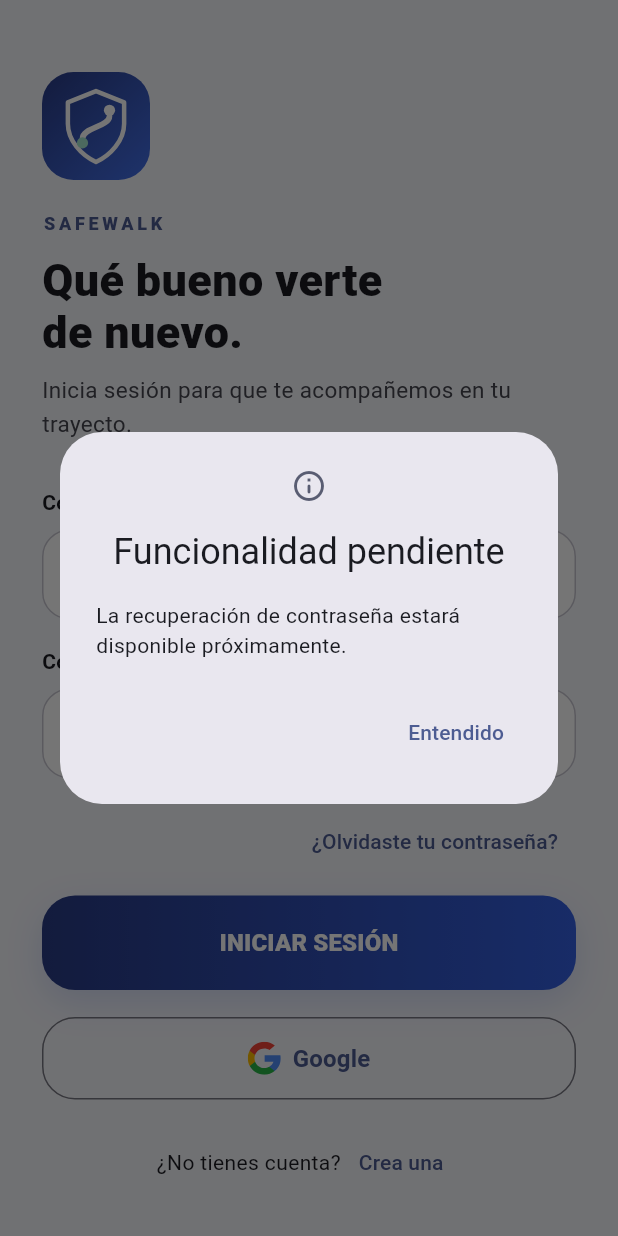
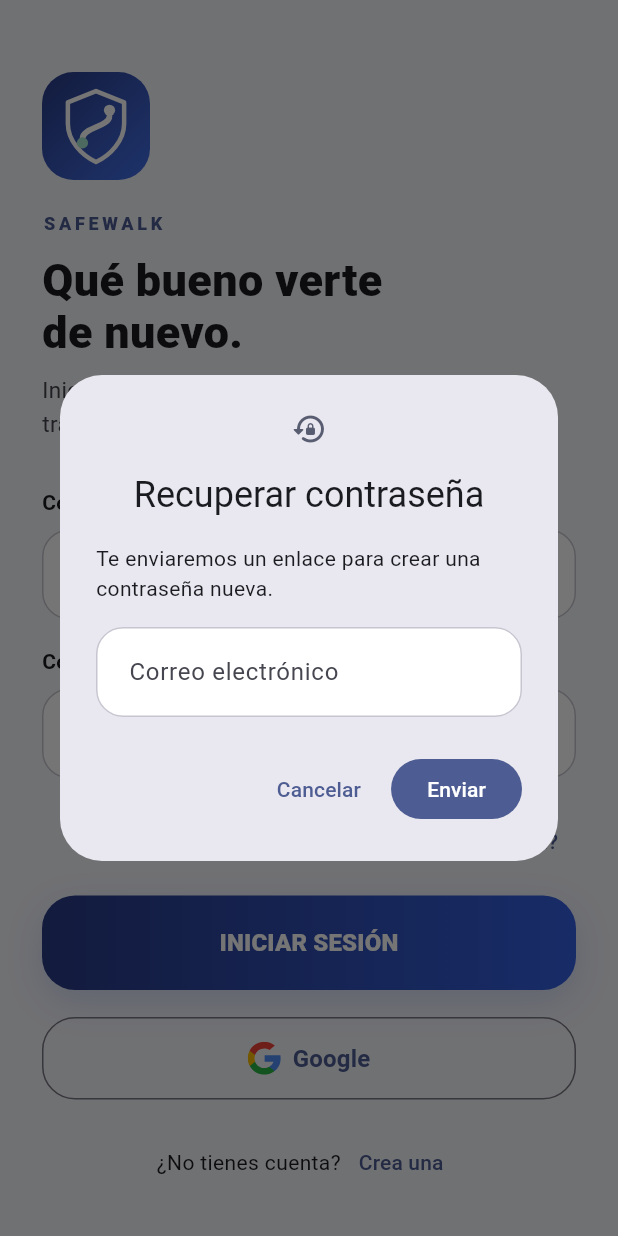
Before and after one commit to Dubu2500/SafeWalk, a Flutter app: the screen it shows after launch, after a tap on "¿Olvidaste tu contraseña?", on a phone screen of 412 x 824 dp. Run offline on Flutter 3.47's test engine with Material 3 defaults, Android fonts, the phone set to English and light mode, and no system bars; our stand-ins replace cloud_firestore, firebase_auth, firebase_core, flutter_svg, google_sign_in, image_picker; accounts and stored records are empty.

Commit message:
recuperacion de contraseña por correo con firebase auth

```diff
--- a/safewalk/lib/providers/user_provider.dart
+++ b/safewalk/lib/providers/user_provider.dart
@@ -41,6 +41,9 @@ class UserProvider extends ChangeNotifier {
   Future<void> signIn({required String email, required String password}) async {
     await _auth.signInWithEmailAndPassword(email: email, password: password);
   }
+
+  Future<void> sendPasswordReset(String email) =>
+      _auth.sendPasswordResetEmail(email: email.trim());
 
   Future<void> register({
     required String name,
--- a/safewalk/lib/screens/login_screen.dart
+++ b/safewalk/lib/screens/login_screen.dart
@@ -8,7 +8,7 @@ import '../providers/user_provider.dart';
 import '../widgets/auth_field.dart';
 import '../widgets/auth_layout.dart';
 import '../widgets/form_error_text.dart';
-import '../widgets/pending_dialog.dart';
+import '../widgets/password_reset_dialog.dart';
 import '../widgets/primary_button.dart';
 
 class LoginScreen extends StatefulWidget {
@@ -80,6 +80,19 @@ class _LoginScreenState extends State<LoginScreen> {
     }
   }
 
+  Future<void> _resetPassword() async {
+    FocusScope.of(context).unfocus();
+    final sent = await showPasswordResetDialog(context, _email.text);
+    if (!sent || !mounted) return;
+    ScaffoldMessenger.of(context).showSnackBar(
+      const SnackBar(
+        content: Text(
+          'Te enviamos un correo para restablecer tu contraseña. Revisa también spam.',
+        ),
+      ),
+    );
+  }
+
   @override
   Widget build(BuildContext context) => AuthLayout(
     title: 'Qué bueno verte\nde nuevo.',
@@ -112,10 +125,7 @@ class _LoginScreenState extends State<LoginScreen> {
       Align(
         alignment: Alignment.centerRight,
         child: TextButton(
-          onPressed: () => showPendingDialog(
-            context,
-            'La recuperación de contraseña estará disponible próximamente.',
-          ),
+          onPressed: _resetPassword,
           child: const Text('¿Olvidaste tu contraseña?'),
         ),
       ),
--- /dev/null
+++ b/safewalk/lib/widgets/password_reset_dialog.dart
@@ -0,0 +1,107 @@
+import 'package:firebase_auth/firebase_auth.dart';
+import 'package:flutter/material.dart';
+import 'package:provider/provider.dart';
+
+import '../providers/user_provider.dart';
+
+Future<bool> showPasswordResetDialog(BuildContext context, String email) async {
+  final sent = await showDialog<bool>(
+    context: context,
+    builder: (_) => PasswordResetDialog(initialEmail: email),
+  );
+  return sent ?? false;
+}
+
+class PasswordResetDialog extends StatefulWidget {
+  const PasswordResetDialog({super.key, required this.initialEmail});
+  final String initialEmail;
+
+  @override
+  State<PasswordResetDialog> createState() => _PasswordResetDialogState();
+}
+
+class _PasswordResetDialogState extends State<PasswordResetDialog> {
+  late final _email = TextEditingController(text: widget.initialEmail.trim());
+  bool _sending = false;
+  String? _error;
+
+  @override
+  void dispose() {
+    _email.dispose();
+    super.dispose();
+  }
+
+  Future<void> _send() async {
+    final email = _email.text.trim();
+    if (!RegExp(r'^[^@\s]+@[^@\s]+\.[^@\s]+$').hasMatch(email)) {
+      setState(() => _error = 'Escribe un correo válido.');
+      return;
+    }
+    setState(() {
+      _sending = true;
+      _error = null;
+    });
+    try {
+      await context.read<UserProvider>().sendPasswordReset(email);
+      if (mounted) Navigator.pop(context, true);
+    } on FirebaseAuthException catch (error) {
+      if (!mounted) return;
+      setState(() {
+        _sending = false;
+        _error = switch (error.code) {
+          'invalid-email' => 'El correo no es válido.',
+          'user-not-found' => 'No hay una cuenta con ese correo.',
+          'too-many-requests' => 'Demasiados intentos. Espera un momento.',
+          _ => 'No se pudo enviar el correo. Intenta de nuevo.',
+        };
+      });
+    } catch (_) {
+      if (!mounted) return;
+      setState(() {
+        _sending = false;
+        _error = 'No se pudo enviar el correo. Revisa tu conexión.';
+      });
+    }
+  }
+
+  @override
+  Widget build(BuildContext context) => AlertDialog(
+    icon: const Icon(Icons.lock_reset_rounded),
+    title: const Text('Recuperar contraseña'),
+    content: Column(
+      mainAxisSize: MainAxisSize.min,
+      crossAxisAlignment: CrossAxisAlignment.start,
+      children: [
+        const Text('Te enviaremos un enlace para crear una contraseña nueva.'),
+        const SizedBox(height: 16),
+        TextField(
+          controller: _email,
+          enabled: !_sending,
+          keyboardType: TextInputType.emailAddress,
+          autofillHints: const [AutofillHints.email],
+          decoration: InputDecoration(
+            labelText: 'Correo electrónico',
+            errorText: _error,
+          ),
+          onSubmitted: (_) => _send(),
+        ),
+      ],
+    ),
+    actions: [
+      TextButton(
+        onPressed: _sending ? null : () => Navigator.pop(context, false),
+        child: const Text('Cancelar'),
+      ),
+      FilledButton(
+        onPressed: _sending ? null : _send,
+        child: _sending
+            ? const SizedBox(
+                width: 18,
+                height: 18,
+                child: CircularProgressIndicator(strokeWidth: 2),
+              )
+            : const Text('Enviar'),
+      ),
+    ],
+  );
+}
```
Also changed, not shown: 1 other file.
